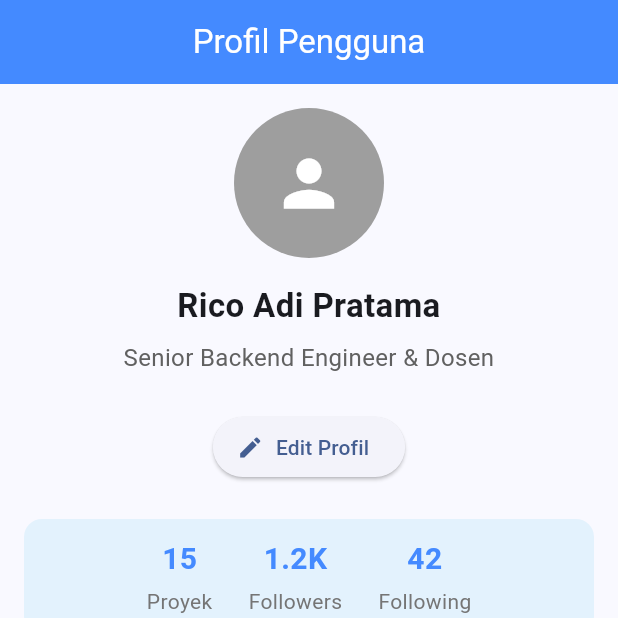
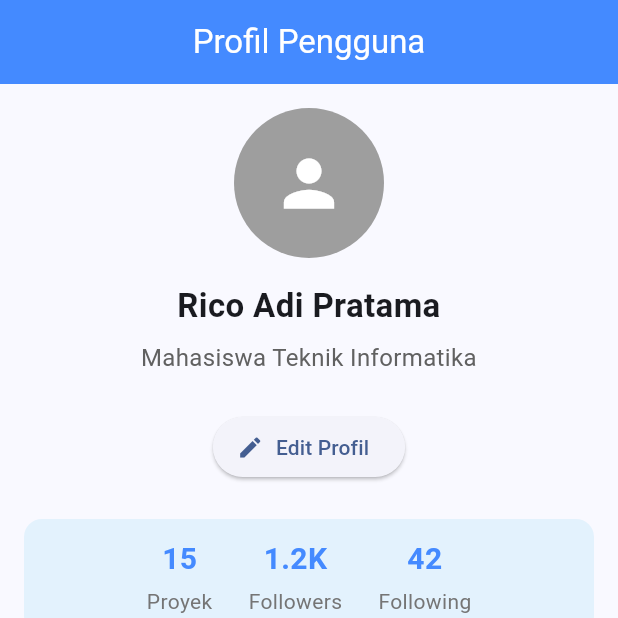
Before and after one commit to snzza/tugas-pertemuan-5, a Flutter app: the screen it shows after launch, on a phone screen of 412 x 824 dp, the top half of it. Run offline on Flutter 3.47's test engine with Material 3 defaults, Android fonts, the phone set to English and light mode, and no system bars.

Commit message:
fix: ganti role profil ke Mahasiswa Teknik Informatika

```diff
--- a/lib/main.dart
+++ b/lib/main.dart
@@ -24,7 +24,7 @@ class ProfilePage extends StatelessWidget {
   const ProfilePage({super.key});
 
   final String userName = 'Rico Adi Pratama';
-  final String role = 'Senior Backend Engineer & Dosen';
+  final String role = 'Mahasiswa Teknik Informatika';
   final List<String> experiences = const [
     'Senior Backend Engineer - EDC Bank DKI',
     'Backend & System Architect - Secure Payment EDC',
```
Also changed, not shown: 1 other file.
